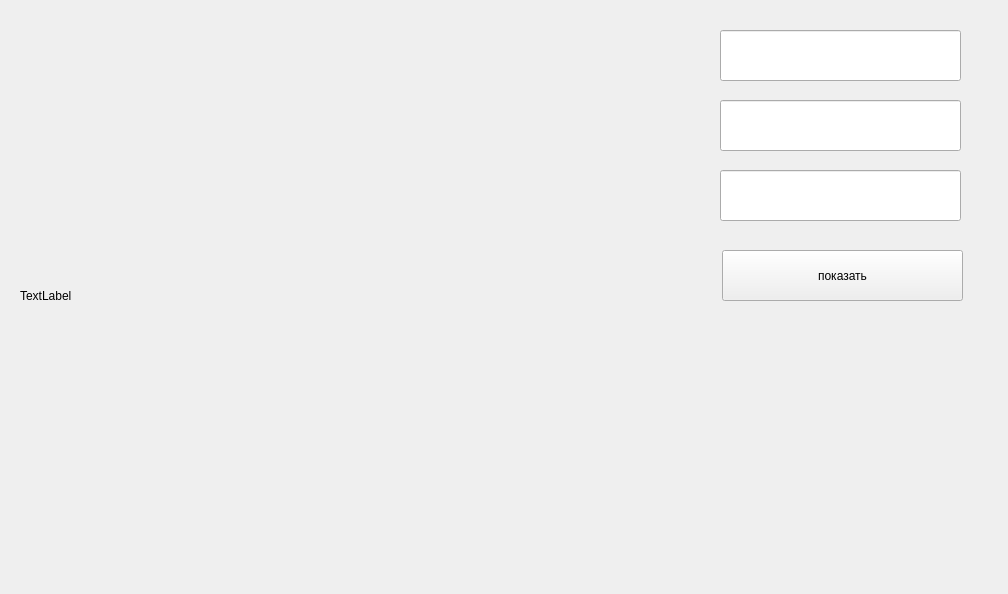
This is map/map_designe.ui in Ivan-Fudko/map_app.py as Qt 5 draws it before an edit. The edited form follows.
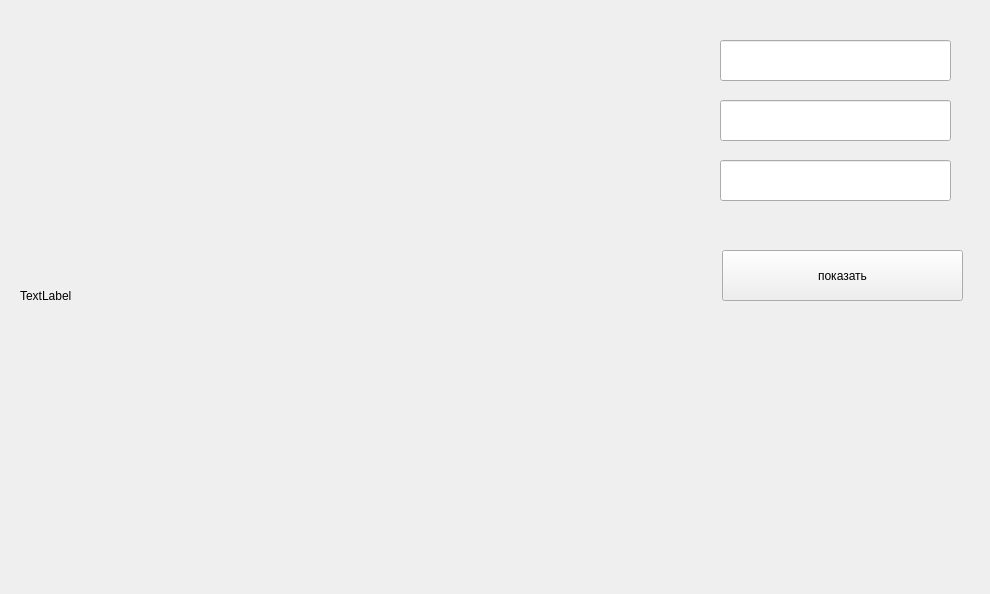
This is the edited form.

What changed in the file:
```diff
--- a/map/map_designe.ui
+++ b/map/map_designe.ui
@@ -6,7 +6,7 @@
    <rect>
     <x>0</x>
     <y>0</y>
-    <width>1008</width>
+    <width>990</width>
     <height>594</height>
    </rect>
   </property>
@@ -43,19 +43,9 @@
    <property name="geometry">
     <rect>
      <x>720</x>
-     <y>30</y>
-     <width>241</width>
-     <height>51</height>
-    </rect>
-   </property>
-  </widget>
-  <widget class="QLineEdit" name="mashtab">
-   <property name="geometry">
-    <rect>
-     <x>720</x>
-     <y>170</y>
-     <width>241</width>
-     <height>51</height>
+     <y>40</y>
+     <width>231</width>
+     <height>41</height>
     </rect>
    </property>
   </widget>
@@ -64,8 +54,18 @@
     <rect>
      <x>720</x>
      <y>100</y>
-     <width>241</width>
-     <height>51</height>
+     <width>231</width>
+     <height>41</height>
+    </rect>
+   </property>
+  </widget>
+  <widget class="QLineEdit" name="mashtab">
+   <property name="geometry">
+    <rect>
+     <x>720</x>
+     <y>160</y>
+     <width>231</width>
+     <height>41</height>
     </rect>
    </property>
   </widget>
```
Left out of the diff: 4 changed lines with no effect on the pictures.
